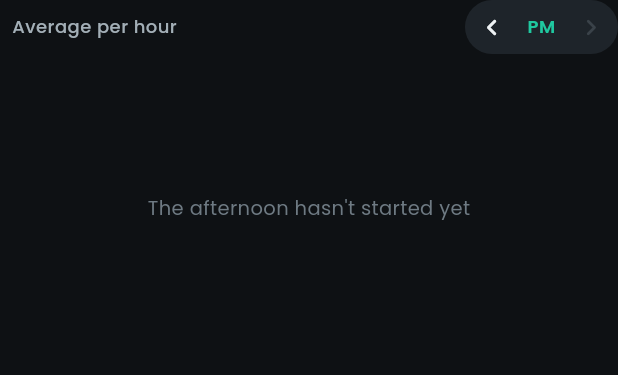
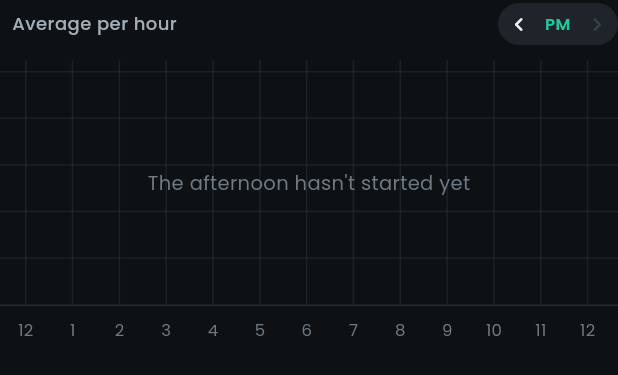
Before and after one commit to FOXSPEED99/BleuLand-Smart-Energy-Meter, a Flutter app: the PowerAreaChart widget shown alone on an empty page, opened directly with empty values, after a tap on the "chevron right" icon, on a phone screen of 412 x 824 dp. Shown: the top 375 px of the screen. Run offline on Flutter 3.47's test engine with Material 3 defaults, Android fonts, the phone set to English and light mode, and no system bars; drawn by our look-alikes of fl_chart; our stand-ins replace connectivity_plus, flutter_riverpod, go_router, shared_preferences, supabase_flutter; missing offline and left inert: esp_provisioning_ble, mobile_scanner, universal_ble; accounts and stored records are empty.

Commit message:
App: one continuous day chart you glide through, and a live wave
Fox: there were two bubbles (one tapped, one on the other half), 12 and 1
weren't joined, the History link is already in the bottom bar, the title
could be better, and the AM/PM switch was too big; keep the app feeling
alive.
- The chart is now one line across the whole day (so 12 and 1 join) in a
  horizontal scroller showing 12 hours at a time. A glide or flick settles
  on the morning or the afternoon; ‹ AM › animates there too. Only one
  bubble: the busiest hour of the half in view, or the hour you tapped.
  Near the edge the bubble opens inwards so it's never cut off.
- Opens on the half "now" is in, unless that's still empty and the other
  has data (just after noon it shows the morning). Empty halves say
  "Nothing yet this afternoon" / "No readings this morning" / "The
  afternoon hasn't started yet".
- Smaller ‹ AM › switch (28 px high).
- Section "Today's usage" with a small animated wave in place of the
  History link (it loops smoothly and pauses when Home isn't shown).

Co-Authored-By: Claude Opus 5.5 <noreply@anthropic.com>
Claude-Session: https://claude.ai/code/session_01NsT6JB7eLs6ZCwZyGvDf38

```diff
--- a/Bleu-Land/Smart-Energy-Meter/BleuLand-Energy-App/lib/widgets/charts.dart
+++ b/Bleu-Land/Smart-Energy-Meter/BleuLand-Energy-App/lib/widgets/charts.dart
@@ -261,11 +261,12 @@ String _hourRange(DateTime t) {
 }
 
 /// Today's power, hour by hour (the average of the meter's 5-minute
-/// records), as a soft area with a bubble. Two halves of 12 hours, AM and
-/// PM: swipe the chart or use ‹ AM › in the title row. Each hour is labelled
-/// by the hour it ends on, 1 … 12, so a half reads like a clock face; the
-/// bubble spells it out ("1.2 kW · 8–9 AM"). It sits on the busiest hour of
-/// the half until you tap another one (tap it again to go back).
+/// records), as one soft line across the whole day. 12 hours show at a time:
+/// glide the chart (it settles on the morning or the afternoon) or use
+/// ‹ AM › in the title row. Hours are labelled by the hour they end on,
+/// 1 … 12, like a clock face; the single bubble spells it out ("1.2 kW ·
+/// 8–9 AM"). It sits on the busiest hour of the half in view until you tap
+/// another hour (tap it again to go back).
 class PowerAreaChart extends StatefulWidget {
   const PowerAreaChart({
     super.key,
@@ -281,18 +282,52 @@ class PowerAreaChart extends StatefulWidget {
   State<PowerAreaChart> createState() => _PowerAreaChartState();
 }
 
+// Room around the 12 hours in view: the clock icon left of the 1, and the
+// glow of the first / last hour.
+const _padL = 1.55, _padR = 0.65;
+const _labelRow = 26.0; // height of the hour-label row
+
+final _softGrid = FlLine(color: C.grid.withValues(alpha: 0.6), strokeWidth: 1);
+
 class _PowerAreaChartState extends State<PowerAreaChart> {
-  late int _half = _currentHalf; // 0 = AM, 1 = PM
-  late final PageController _pages = PageController(initialPage: _half);
+  final _scroll = ScrollController();
+  int _half = 0; // 0 = AM, 1 = PM
+  bool _placed = false; // the starting half has been chosen
   int? _picked; // hour of today, 0..23
 
   DateTime get _now => widget.now ?? DateTime.now();
-  int get _currentHalf => _now.hour < 12 ? 0 : 1; // opens where "now" is
+
+  @override
+  void initState() {
+    super.initState();
+    _scroll.addListener(_onScroll);
+  }
 
   @override
   void dispose() {
-    _pages.dispose();
+    _scroll.dispose();
     super.dispose();
+  }
+
+  void _onScroll() {
+    final p = _scroll.position;
+    if (!p.hasContentDimensions || p.maxScrollExtent <= 0) return;
+    final half = p.pixels > p.maxScrollExtent / 2 ? 1 : 0;
+    if (half != _half) {
+      setState(() {
+        _half = half;
+        _picked = null; // the bubble moves to the busiest hour in view
+      });
+    }
+  }
+
+  void _show(int half) {
+    if (!_scroll.hasClients) return;
+    _scroll.animateTo(
+      half == 0 ? 0 : _scroll.position.maxScrollExtent,
+      duration: const Duration(milliseconds: 380),
+      curve: Curves.easeOutCubic,
+    );
   }
 
   /// Today's 24 hours: [h] = average power from h:00 to h+1:00, null when
@@ -313,98 +348,98 @@ class _PowerAreaChartState extends State<PowerAreaChart> {
     return [for (var h = 0; h < 24; h++) n[h] == 0 ? null : sum[h] / n[h]];
   }
 
-  void _show(int half) {
-    if (half == _half) return;
-    setState(() {
-      _half = half;
-      _picked = null;
-    });
-    _pages.animateToPage(
-      half,
-      duration: const Duration(milliseconds: 300),
-      curve: Curves.easeOutCubic,
-    );
-  }
-
   @override
   Widget build(BuildContext context) {
     final t = Theme.of(context).textTheme;
     final hours = _hours();
-    final values = hours.whereType<double>();
-    final top = values.isEmpty ? 0.0 : values.reduce(max);
-
-    final header = Padding(
+    if (!_placed) {
+      // open on the half "now" is in, unless it's still empty and the
+      // other one isn't (just after noon, the morning is the news)
+      _placed = true;
+      bool any(int half) =>
+          hours.sublist(half * 12, half * 12 + 12).any((w) => w != null);
+      final current = _now.hour < 12 ? 0 : 1;
+      _half = !any(current) && any(1 - current) ? 1 - current : current;
+      if (_half == 1) {
+        WidgetsBinding.instance.addPostFrameCallback((_) {
+          if (_scroll.hasClients) {
+            _scroll.jumpTo(_scroll.position.maxScrollExtent);
+          }
+        });
+      }
+    }
+    return Column(
+      crossAxisAlignment: CrossAxisAlignment.start,
+      children: [
+        Padding(
           padding: const EdgeInsets.only(left: S.sm, bottom: S.sm),
           child: SizedBox(
-        height: 36,
+            height: 32,
             child: Row(
               children: [
-            Text('Average per hour', style: t.labelMedium?.copyWith(color: C.text2)),
+                Text(
+                  'Average per hour',
+                  style: t.labelMedium?.copyWith(color: C.text2),
+                ),
                 const Spacer(),
                 _HalfSwitch(half: _half, onChanged: _show),
               ],
             ),
           ),
-    );
-
-    return Column(
-      crossAxisAlignment: CrossAxisAlignment.start,
-      children: [
-        header,
+        ),
         SizedBox(
           height: widget.height,
-          child: PageView(
-            controller: _pages,
-            onPageChanged: (i) => setState(() {
-              _half = i;
-              _picked = null;
-            }),
-            children: [
-              for (final half in const [0, 1]) _page(half, hours, top),
-            ],
+          child: LayoutBuilder(
+            builder: (context, box) {
+              final view = box.maxWidth;
+              final unit = view / (11 + _padL + _padR); // px per hour
+              return SingleChildScrollView(
+                controller: _scroll,
+                scrollDirection: Axis.horizontal,
+                physics: const _HalfSnap(),
+                child: SizedBox(
+                  width: (23 + _padL + _padR) * unit,
+                  height: widget.height,
+                  child: _dayChart(hours, unit, view),
+                ),
+              );
+            },
           ),
         ),
       ],
     );
   }
 
-  /// One half: 12 hours, labelled 1 … 12.
-  Widget _page(int half, List<double?> hours, double top) {
-    final first = half * 12;
-    final w = hours.sublist(first, first + 12);
-    final withData = [
-      for (var i = 0; i < 12; i++)
-        if (w[i] != null) i,
-    ];
+  Widget _dayChart(List<double?> hours, double unit, double view) {
     final now = _now;
-    if (withData.isEmpty) {
-      final future = first > now.hour;
-      return Center(
-        child: Text(
-          future
-              ? 'The afternoon hasn\'t started yet'
-              : half == 0
-              ? 'No readings this morning'
-              : 'No readings this afternoon',
-          style: _axisStyle.copyWith(fontSize: 13),
-        ),
-      );
+    final day = DateTime(now.year, now.month, now.day);
+    final values = hours.whereType<double>();
+    final top = values.isEmpty ? 0.0 : values.reduce(max);
+    final scale = top >= 1000 ? 1000.0 : 1.0;
+    final maxY = max(top / scale, 1e-6) * 1.55; // room above for the bubble
+    // square cells: the levels are as far apart as the hours
+    final levelStep = maxY * unit / max(widget.height - _labelRow, 1);
+
+    int? busiest(int half) {
+      int? best;
+      for (var h = half * 12; h < half * 12 + 12; h++) {
+        if (hours[h] != null && (best == null || hours[h]! > hours[best]!)) {
+          best = h;
+        }
+      }
+      return best;
     }
 
-    final day = DateTime(now.year, now.month, now.day);
-    final picked = _picked != null && _picked! ~/ 12 == half
-        ? _picked! - first
-        : null;
-    final mark =
-        picked ?? withData.reduce((a, b) => w[b]! > w[a]! ? b : a); // busiest
-    final scale = top >= 1000 ? 1000.0 : 1.0;
+    final mark = _picked ?? busiest(_half);
     bool alone(int i) =>
-        (i == 0 || w[i - 1] == null) && (i == 11 || w[i + 1] == null);
+        (i == 0 || hours[i - 1] == null) && (i == 23 || hours[i + 1] == null);
 
     final bar = LineChartBarData(
       spots: [
-        for (var i = 0; i < 12; i++)
-          w[i] == null ? FlSpot.nullSpot : FlSpot(i.toDouble(), w[i]! / scale),
+        for (var i = 0; i < 24; i++)
+          hours[i] == null
+              ? FlSpot.nullSpot
+              : FlSpot(i.toDouble(), hours[i]! / scale),
       ],
       isCurved: true,
       curveSmoothness: 0.3,
@@ -416,7 +451,7 @@ class _PowerAreaChartState extends State<PowerAreaChart> {
       // ~0 W, which would only look like a stray mark on the baseline)
       dotData: FlDotData(
         checkToShowDot: (spot, _) =>
-            alone(spot.x.round()) && w[spot.x.round()]! >= 1,
+            alone(spot.x.round()) && hours[spot.x.round()]! >= 1,
         getDotPainter: (_, _, _, _) =>
             FlDotCirclePainter(radius: 3.5, color: _powerLine, strokeWidth: 0),
       ),
@@ -431,14 +466,21 @@ class _PowerAreaChartState extends State<PowerAreaChart> {
           ],
         ),
       ),
-      showingIndicators: [mark],
+      showingIndicators: [?mark],
     );
 
-    final maxY = max(top / scale, 1e-6) * 1.55; // room above for the bubble
-    Widget chart(double levelStep) => LineChart(
+    // keep the bubble inside the 12 hours in view
+    final local = mark == null ? 6 : mark - _half * 12;
+    final align = local <= 0
+        ? FLHorizontalAlignment.right
+        : local >= 10
+        ? FLHorizontalAlignment.left
+        : FLHorizontalAlignment.center;
+
+    final chart = LineChart(
       LineChartData(
-        minX: _minX,
-        maxX: _maxX,
+        minX: -_padL,
+        maxX: 23 + _padR,
         minY: 0,
         maxY: maxY,
         // a faint grid of squares (a column per hour), no numbers: the
@@ -461,11 +503,11 @@ class _PowerAreaChartState extends State<PowerAreaChart> {
           bottomTitles: AxisTitles(
             sideTitles: SideTitles(
               showTitles: true,
-              reservedSize: 26,
+              reservedSize: _labelRow,
               interval: 1,
               getTitlesWidget: (v, meta) {
                 final i = v.round();
-                if ((v - i).abs() > 0.01 || i < -1 || i > 11) {
+                if ((v - i).abs() > 0.01 || i < -1 || i > 23) {
                   return const SizedBox.shrink();
                 }
                 if (i == -1) {
@@ -479,11 +521,11 @@ class _PowerAreaChartState extends State<PowerAreaChart> {
                     ),
                   );
                 }
-                final current = first + i == now.hour;
+                final current = i == now.hour;
                 return SideTitleWidget(
                   meta: meta,
                   child: Text(
-                    '${i + 1}',
+                    '${i % 12 + 1}',
                     style: _axisStyle.copyWith(
                       color: i == mark
                           ? C.text
@@ -501,6 +543,7 @@ class _PowerAreaChartState extends State<PowerAreaChart> {
           ),
         ),
         showingTooltipIndicators: [
+          if (mark != null)
             ShowingTooltipIndicators([LineBarSpot(bar, 0, bar.spots[mark])]),
         ],
         lineTouchData: LineTouchData(
@@ -515,8 +558,8 @@ class _PowerAreaChartState extends State<PowerAreaChart> {
             final hit = resp?.lineBarSpots;
             if (hit == null || hit.isEmpty) return;
             final i = hit.first.spotIndex;
-            if (w[i] == null) return;
-            setState(() => _picked = picked == i ? null : first + i);
+            if (hours[i] == null) return;
+            setState(() => _picked = _picked == i ? null : i);
           },
           getTouchedSpotIndicator: (bar, idx) => [
             for (final _ in idx)
@@ -538,12 +581,17 @@ class _PowerAreaChartState extends State<PowerAreaChart> {
               vertical: 8,
             ),
             tooltipMargin: 22,
-            fitInsideHorizontally: true,
+            tooltipHorizontalAlignment: align,
+            tooltipHorizontalOffset: align == FLHorizontalAlignment.left
+                ? 10
+                : align == FLHorizontalAlignment.right
+                ? -10
+                : 0,
             fitInsideVertically: true,
             getTooltipItems: (spots) => [
               for (final _ in spots)
                 LineTooltipItem(
-                  '${fmtPowerText(w[mark]!)}\n',
+                  '${fmtPowerText(hours[mark!]!)}\n',
                   const TextStyle(
                     fontFamily: 'Poppins',
                     fontSize: 15,
@@ -553,7 +601,7 @@ class _PowerAreaChartState extends State<PowerAreaChart> {
                   children: [
                     TextSpan(
                       text: _hourRange(
-                        DateTime(day.year, day.month, day.day, first + mark),
+                        DateTime(day.year, day.month, day.day, mark),
                       ),
                       style: const TextStyle(
                         fontFamily: 'Poppins',
@@ -570,23 +618,73 @@ class _PowerAreaChartState extends State<PowerAreaChart> {
       ),
       duration: const Duration(milliseconds: 250),
     );
-    // square cells: the levels are as far apart as the hours
-    return LayoutBuilder(
-      builder: (context, box) {
-        const labels = 26.0; // the hour-label row
-        final hourPx = box.maxWidth / (_maxX - _minX);
-        final plotPx = max(box.maxHeight - labels, 1.0);
-        return chart(maxY * hourPx / plotPx);
-      },
+
+    // a half with nothing in it says so, in the middle of its 12 hours
+    String? emptyText(int half) {
+      if (busiest(half) != null) return null;
+      final part = half == 0 ? 'morning' : 'afternoon';
+      final nowHalf = now.hour < 12 ? 0 : 1;
+      if (half > nowHalf) return 'The afternoon hasn\'t started yet';
+      return half == nowHalf ? 'Nothing yet this $part' : 'No readings this $part';
+    }
+
+    return Stack(
+      children: [
+        chart,
+        for (final half in const [0, 1])
+          if (emptyText(half) != null)
+            Positioned(
+              left: half * 12 * unit,
+              width: view,
+              top: 0,
+              bottom: _labelRow,
+              child: IgnorePointer(
+                child: Center(
+                  child: Text(
+                    emptyText(half)!,
+                    style: _axisStyle.copyWith(fontSize: 13),
+                  ),
+                ),
+              ),
+            ),
+      ],
     );
   }
 }
 
-// x range of a half: room for the clock icon left of the 1 and for the glow
-// of the first / last hour
-const _minX = -1.55, _maxX = 11.65;
+/// Settles on the morning or the afternoon after a glide (or a flick).
+class _HalfSnap extends ScrollPhysics {
+  const _HalfSnap({super.parent});
 
-final _softGrid = FlLine(color: C.grid.withValues(alpha: 0.6), strokeWidth: 1);
+  @override
+  _HalfSnap applyTo(ScrollPhysics? ancestor) =>
+      _HalfSnap(parent: buildParent(ancestor));
+
+  @override
+  Simulation? createBallisticSimulation(
+    ScrollMetrics position,
+    double velocity,
+  ) {
+    if (position.outOfRange) {
+      return super.createBallisticSimulation(position, velocity);
+    }
+    final lo = position.minScrollExtent, hi = position.maxScrollExtent;
+    final target = velocity.abs() > 250
+        ? (velocity > 0 ? hi : lo)
+        : (position.pixels > (lo + hi) / 2 ? hi : lo);
+    if ((target - position.pixels).abs() < 0.5) return null;
+    return ScrollSpringSimulation(
+      spring,
+      position.pixels,
+      target,
+      velocity,
+      tolerance: toleranceFor(position),
+    );
+  }
+
+  @override
+  bool get allowImplicitScrolling => false;
+}
 
 /// ‹ AM › — which half of the day the power chart shows.
 class _HalfSwitch extends StatelessWidget {
@@ -598,16 +696,20 @@ class _HalfSwitch extends StatelessWidget {
   Widget build(BuildContext context) {
     final t = Theme.of(context).textTheme;
     Widget arrow(IconData icon, int to, bool enabled) => SizedBox(
-      width: 36,
-      height: 36,
+      width: 28,
+      height: 28,
       child: IconButton(
         padding: EdgeInsets.zero,
-        iconSize: 22,
+        iconSize: 18,
         onPressed: enabled ? () => onChanged(to) : null,
-        icon: Icon(icon, color: enabled ? C.text : C.text3.withValues(alpha: 0.35)),
+        icon: Icon(
+          icon,
+          color: enabled ? C.text : C.text3.withValues(alpha: 0.35),
+        ),
       ),
     );
     return Container(
+      height: 28,
       decoration: BoxDecoration(
         color: C.surface2,
         borderRadius: BorderRadius.circular(99),
@@ -620,11 +722,11 @@ class _HalfSwitch extends StatelessWidget {
             duration: const Duration(milliseconds: 200),
             child: SizedBox(
               key: ValueKey(half),
-              width: 30,
+              width: 24,
               child: Text(
                 half == 0 ? 'AM' : 'PM',
                 textAlign: TextAlign.center,
-                style: t.labelMedium?.copyWith(
+                style: t.labelSmall?.copyWith(
                   color: C.brand,
                   fontWeight: FontWeight.w600,
                 ),
@@ -636,6 +738,79 @@ class _HalfSwitch extends StatelessWidget {
       ),
     );
   }
+}
+
+/// A tiny live signal: a soft wave gliding by in a loop, so the Home screen
+/// feels alive. Pauses on its own when the screen isn't shown.
+class LiveWave extends StatefulWidget {
+  const LiveWave({super.key, this.width = 34, this.height = 18});
+  final double width, height;
+
+  @override
+  State<LiveWave> createState() => _LiveWaveState();
+}
+
+class _LiveWaveState extends State<LiveWave>
+    with SingleTickerProviderStateMixin {
+  late final _anim = AnimationController(
+    vsync: this,
+    duration: const Duration(milliseconds: 2400),
+  )..repeat();
+
+  @override
+  void dispose() {
+    _anim.dispose();
+    super.dispose();
+  }
+
+  @override
+  Widget build(BuildContext context) => RepaintBoundary(
+    child: CustomPaint(
+      size: Size(widget.width, widget.height),
+      painter: _WavePainter(_anim),
+    ),
+  );
+}
+
+class _WavePainter extends CustomPainter {
+  _WavePainter(this.t) : super(repaint: t);
+  final Animation<double> t;
+
+  @override
+  void paint(Canvas canvas, Size size) {
+    final phase = t.value * 2 * pi;
+    final mid = size.height / 2;
+    final path = Path();
+    for (var x = 0.0; x <= size.width; x += 1) {
+      final k = x / size.width * 2 * pi;
+      // two waves together: a calm swell with a small ripple on top
+      final y =
+          mid -
+          sin(k * 1.5 - phase) * size.height * 0.28 -
+          sin(k * 4 - phase * 2) * size.height * 0.08;
+      x == 0 ? path.moveTo(x, y) : path.lineTo(x, y);
+    }
+    final fade = LinearGradient(
+      colors: [
+        _powerLine.withValues(alpha: 0),
+        _powerLine,
+        _powerLine,
+        _powerLine.withValues(alpha: 0),
+      ],
+      stops: const [0, 0.25, 0.75, 1],
+    ).createShader(Offset.zero & size);
+    canvas.drawPath(
+      path,
+      Paint()
+        ..shader = fade
+        ..style = PaintingStyle.stroke
+        ..strokeWidth = 2
+        ..strokeCap = StrokeCap.round,
+    );
+  }
+
+  @override
+  bool shouldRepaint(_WavePainter old) => false;
 }
 
 /// kWh per hour / day / month as columns. Tap or slide across to see a value.
```
Also changed, not shown: Bleu-Land/Smart-Energy-Meter/BleuLand-Energy-App/lib/features/home/home_screen.dart (+1 -7 lines), 1 other file. Lines whose indentation alone changed are shown as unchanged.
